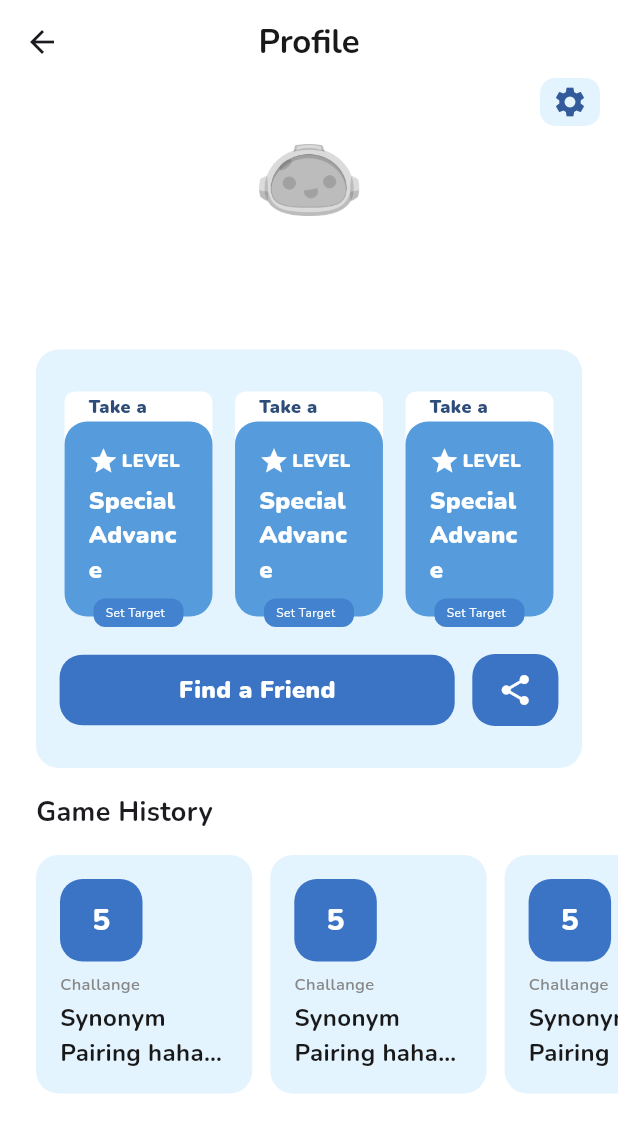
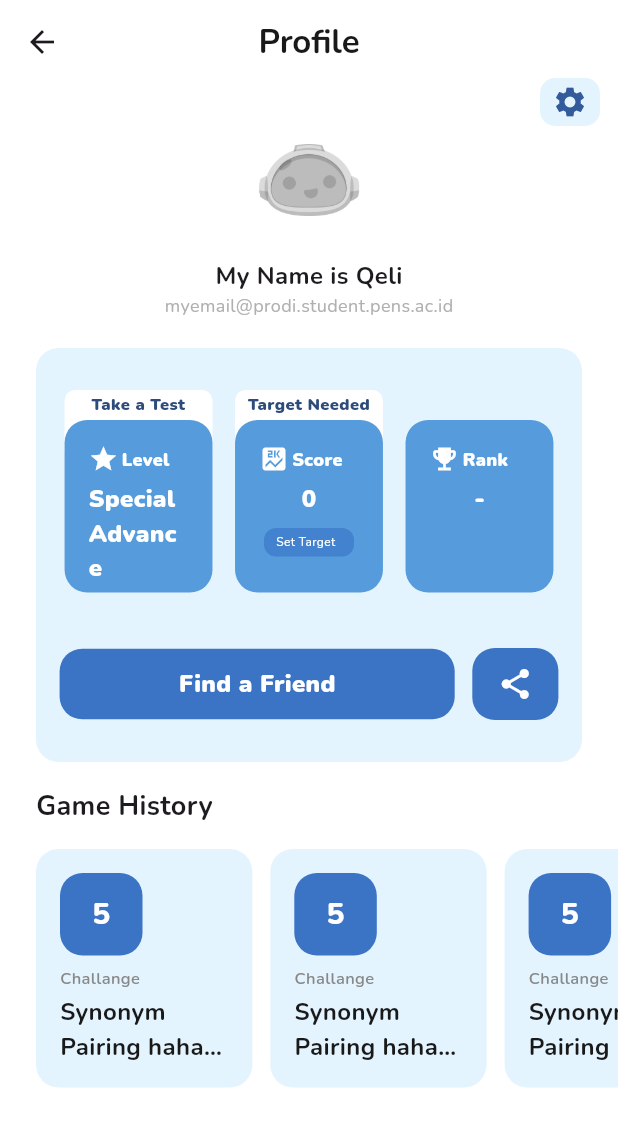
Before and after one commit to MahendraKhibrah/toefl-app, a Flutter app: the ProfilePage screen opened by its route, on a phone screen of 412 x 824 dp. Shown: the top 1133 px of the screen. Run offline on Flutter 3.47's test engine with Material 3 defaults, Android fonts, the phone set to English and light mode, and no system bars; drawn by our look-alikes of skeletonizer; our stand-ins replace dio, easy_debounce, easy_localization, flutter_local_notifications, flutter_otp_text_field, flutter_riverpod and 12 more; missing offline and left inert: restart_app; accounts and stored records are empty; generated files the repository leaves out were written again; network calls fail; project files that could hold a hidden picture were left out.

Commit message:
integrate api of new profile page

```diff
--- a/lib/pages/user/profile_page.dart
+++ b/lib/pages/user/profile_page.dart
@@ -1,15 +1,16 @@
 import 'package:easy_localization/easy_localization.dart';
 import 'package:flutter/material.dart';
 import 'package:google_fonts/google_fonts.dart';
+import 'package:skeletonizer/skeletonizer.dart';
+import 'package:toefl/models/profile.dart';
+import 'package:toefl/remote/api/profile_api.dart';
 import 'package:toefl/utils/colors.dart';
 import 'package:toefl/utils/custom_text_style.dart';
 import 'package:toefl/utils/hex_color.dart';
 import 'package:toefl/widgets/blue_container.dart';
 import 'package:toefl/widgets/common_app_bar.dart';
 
-import 'package:toefl/widgets/profile_page/level_score.dart';
 import 'package:toefl/widgets/profile_page/profile_name_section.dart';
-import 'package:toefl/widgets/profile_page/settings.dart';
 
 import '../../routes/route_key.dart';
 
@@ -21,10 +22,36 @@ class ProfilePage extends StatefulWidget {
 }
 
 class _ProfilePageState extends State<ProfilePage> {
+  Profile profile = Profile(
+      id: '',
+      nameUser: '',
+      emailUser: '',
+      rank: 0,
+      currentScore: 0,
+      targetScore: 0,
+      level: '',
+      profileImage: '',
+      isFriend: false);
+  final profileApi = ProfileApi();
+  bool isLoading = false;
+
   @override
   void initState() {
     // listenToNotification();
+    initProfile();
     super.initState();
+  }
+
+  initProfile() async {
+    setState(() {
+      isLoading = true;
+    });
+    await profileApi.getProfile().then((value) {
+      setState(() {
+        profile = value;
+        isLoading = false;
+      });
+    });
   }
 
   // listenToNotification() {
@@ -37,7 +64,9 @@ class _ProfilePageState extends State<ProfilePage> {
 
   @override
   Widget build(BuildContext context) {
-    return Stack(
+    return Skeletonizer(
+      enabled: isLoading,
+      child: Stack(
         children: [
           Scaffold(
               backgroundColor: Colors.white,
@@ -54,7 +83,8 @@ class _ProfilePageState extends State<ProfilePage> {
                       child: Column(
                         children: [
                           Padding(
-                          padding: const EdgeInsets.symmetric(horizontal: 24.0),
+                            padding:
+                                const EdgeInsets.symmetric(horizontal: 24.0),
                             child: Column(
                               children: <Widget>[
                                 // <<<<<<< adam-notifikasi
@@ -65,18 +95,22 @@ class _ProfilePageState extends State<ProfilePage> {
                                 //                   const LevelScore(),
                                 //                   const SizedBox(
                                 // =======
-                              const ProfileNameSection(),
+                                ProfileNameSection(
+                                    isLoading: isLoading, profile: profile),
                                 const SizedBox(
                                   height: 20,
                                 ),
-                              buildProfileStatus(context),
+                                Skeleton.leaf(
+                                    child:
+                                        buildProfileStatus(context, profile)),
                                 Row(
                                   children: [
                                     Padding(
                                       padding: const EdgeInsets.symmetric(
                                           vertical: 16.0),
                                       child: Text("Game History",
-                                        style: CustomTextStyle.bold16.copyWith(
+                                          style:
+                                              CustomTextStyle.bold16.copyWith(
                                             fontSize: 18,
                                           )),
                                     ),
@@ -132,10 +166,11 @@ class _ProfilePageState extends State<ProfilePage> {
             ),
           ),
         ],
+      ),
     );
   }
 
-  SingleChildScrollView buildGameHistorySection(BuildContext context) {
+  Widget buildGameHistorySection(BuildContext context) {
     return SingleChildScrollView(
       scrollDirection: Axis.horizontal,
       child: Row(
@@ -193,7 +228,9 @@ class _ProfilePageState extends State<ProfilePage> {
     );
   }
 
-  BlueContainer buildProfileStatus(BuildContext context) {
+  Widget buildProfileStatus(BuildContext context, Profile profile) {
+    bool showBanner = profile.targetScore == 0;
+
     return BlueContainer(
       padding: 4,
       child: Padding(
@@ -203,12 +240,32 @@ class _ProfilePageState extends State<ProfilePage> {
             Row(
               mainAxisAlignment: MainAxisAlignment.spaceEvenly,
               children: [
-                ...List.generate(
-                  3,
-                  (index) => ProfileStatusCard(
+                ProfileStatusCard(
                   width: MediaQuery.of(context).size.width * 0.3 - 25,
+                  title: "Level",
+                  icon: Icons.star,
+                  value: "Special Advance",
+                  bannerText: "Take a Test",
                 ),
+                ProfileStatusCard(
+                  width: MediaQuery.of(context).size.width * 0.3 - 25,
+                  title: "Score",
+                  bannerText: "Target Needed",
+                  icon: Icons.score,
+                  onSetTap: () {
+                    initProfile();
+                  },
+                  showSetTarget: showBanner,
+                  hideBanner: !showBanner,
+                  value:
+                      "${profile.currentScore}${profile.targetScore != 0 ? '/${profile.targetScore}' : ''}",
                 ),
+                ProfileStatusCard(
+                    width: MediaQuery.of(context).size.width * 0.3 - 25,
+                    title: "Rank",
+                    hideBanner: true,
+                    icon: Icons.emoji_events,
+                    value: profile.rank <= 0 ? "-" : profile.rank.toString()),
               ],
             ),
             const SizedBox(
@@ -256,36 +313,61 @@ class _ProfilePageState extends State<ProfilePage> {
 
 class ProfileStatusCard extends StatelessWidget {
   final double width;
+  final bool hideBanner;
+  final String bannerText;
+  final String title;
+  final String value;
+  final bool showSetTarget;
+  final IconData icon;
+  final Function()? onSetTap;
 
   const ProfileStatusCard({
     super.key,
     required this.width,
+    required this.title,
+    required this.value,
+    required this.icon,
+    this.bannerText = "",
+    this.showSetTarget = false,
+    this.hideBanner = false,
+    this.onSetTap,
   });
 
   @override
   Widget build(BuildContext context) {
     return SizedBox(
-      height: 155,
+      height: 152,
       child: Stack(
         children: [
           BlueContainer(
             color: neutral10,
+            padding: 0,
+            colorOpacity: hideBanner ? 0 : 1.0,
             width: width,
             borderRadius: 7,
             child: Transform.translate(
-                offset: const Offset(0, -15),
+              offset: const Offset(0, -14),
+              child: Padding(
+                padding: const EdgeInsets.symmetric(vertical: 16),
                 child: Text(
-                  "Take a Test",
+                  bannerText,
+                  textAlign: TextAlign.center,
+                  maxLines: 1,
+                  overflow: TextOverflow.ellipsis,
                   style: CustomTextStyle.bold12.copyWith(
-                    color: HexColor(mariner900),
+                    fontSize: 11,
+                    color:
+                        hideBanner ? Colors.transparent : HexColor(mariner900),
                     fontWeight: FontWeight.w900,
                   ),
-                )),
+                ),
+              ),
+            ),
           ),
           Positioned(
             top: 20,
             child: BlueContainer(
-              height: 130,
+              height: 115,
               color: mariner500,
               width: width,
               child: Column(
@@ -293,8 +375,8 @@ class ProfileStatusCard extends StatelessWidget {
                 children: [
                   Row(
                     children: [
-                      const Icon(
-                        Icons.star,
+                      Icon(
+                        icon,
                         color: Colors.white,
                         size: 20,
                       ),
@@ -302,7 +384,7 @@ class ProfileStatusCard extends StatelessWidget {
                         width: 2,
                       ),
                       Text(
-                        "LEVEL",
+                        title,
                         style: CustomTextStyle.extrabold24.copyWith(
                           color: Colors.white,
                           fontSize: 12,
@@ -315,7 +397,7 @@ class ProfileStatusCard extends StatelessWidget {
                     height: 5,
                   ),
                   Text(
-                    "Special Advance",
+                    value,
                     style: CustomTextStyle.bold16.copyWith(
                       color: Colors.white,
                       fontWeight: FontWeight.w900,
@@ -324,7 +406,17 @@ class ProfileStatusCard extends StatelessWidget {
                   const SizedBox(
                     height: 8,
                   ),
-                  Container(
+                  showSetTarget
+                      ? GestureDetector(
+                          onTap: () {
+                            Navigator.pushNamed(context, RouteKey.setTargetPage)
+                                .then((val) {
+                              if (onSetTap != null) {
+                                onSetTap!();
+                              }
+                            });
+                          },
+                          child: Container(
                             width: 60,
                             decoration: BoxDecoration(
                               color: HexColor(mariner600),
@@ -341,7 +433,9 @@ class ProfileStatusCard extends StatelessWidget {
                                     color: Colors.white, fontSize: 8),
                               ),
                             ),
+                          ),
                         )
+                      : const SizedBox(),
                 ],
               ),
             ),
--- a/lib/widgets/blue_container.dart
+++ b/lib/widgets/blue_container.dart
@@ -14,6 +14,7 @@ class BlueContainer extends StatelessWidget {
     this.color = mariner100,
     this.innerShadow = false,
     this.borderRadius = 15,
+    this.colorOpacity,
   });
 
   final double? width;
@@ -24,6 +25,7 @@ class BlueContainer extends StatelessWidget {
   final Widget child;
   final String color;
   final double borderRadius;
+  final double? colorOpacity;
 
   @override
   Widget build(BuildContext context) {
@@ -31,7 +33,9 @@ class BlueContainer extends StatelessWidget {
       width: width ?? MediaQuery.of(context).size.width * 0.9,
       height: height,
       decoration: BoxDecoration(
-          color: innerShadow ? Colors.transparent : HexColor(color),
+          color: innerShadow
+              ? Colors.transparent
+              : HexColor(color).withOpacity(colorOpacity ?? 1.0),
           borderRadius: BorderRadius.circular(borderRadius),
           boxShadow: [
             BoxShadow(
--- a/lib/widgets/profile_page/profile_name_section.dart
+++ b/lib/widgets/profile_page/profile_name_section.dart
@@ -1,56 +1,30 @@
-import 'package:flutter/cupertino.dart';
 import 'package:flutter/material.dart';
 import 'package:skeletonizer/skeletonizer.dart';
-import 'package:toefl/models/profile.dart' as model;
-import 'package:toefl/remote/api/profile_api.dart';
+import 'package:toefl/models/profile.dart';
 
-class ProfileNameSection extends StatefulWidget {
-  const ProfileNameSection({super.key});
+class ProfileNameSection extends StatelessWidget {
+  const ProfileNameSection({
+    super.key,
+    required this.profile,
+    required this.isLoading,
+  });
 
-  @override
-  State<ProfileNameSection> createState() => _ProfileNameSectionState();
-}
-
-class _ProfileNameSectionState extends State<ProfileNameSection> {
-  final profileApi = ProfileApi();
-  model.Profile? profile;
-  bool isLoading = false;
-
-  @override
-  void initState() {
-    super.initState();
-    fetchUser();
-  }
-
-  void fetchUser() async {
-    setState(() {
-      isLoading = true;
-    });
-    try {
-      model.Profile temp = await profileApi.getProfile();
-      print(temp);
-      setState(() {
-        profile = temp;
-      });
-    } catch (e) {
-      print("Error : $e");
-    } finally {
-      if (mounted) {
-        setState(() {
-          isLoading = false;
-        });
-      }
-    }
-  }
+  final Profile profile;
+  final bool isLoading;
 
   @override
   Widget build(BuildContext context) {
     return Column(
       children: [
-        const CircleAvatar(
+        profile.profileImage.isNotEmpty
+            ? CircleAvatar(
                 backgroundColor: Colors.transparent,
                 radius: 40,
-          backgroundImage: AssetImage('assets/images/avatar_profile.png'),
+                backgroundImage: NetworkImage(profile.profileImage))
+            : CircleAvatar(
+                backgroundColor: Colors.transparent,
+                radius: 40,
+                child: Image.asset('assets/images/avatar_profile.png'),
               ),
         const SizedBox(
           height: 12,
@@ -59,27 +33,25 @@ class _ProfileNameSectionState extends State<ProfileNameSection> {
           child: Column(
             crossAxisAlignment: CrossAxisAlignment.center,
             children: [
-              Skeletonizer(
-                enabled: isLoading,
-                child: Skeleton.leaf(
+              Skeleton.leaf(
                 child: Text(
-                    profile?.nameUser ?? 'My Name is Qeli',
+                  profile.nameUser.isNotEmpty
+                      ? profile.nameUser
+                      : 'My Name is Qeli',
                   style: const TextStyle(
                       fontWeight: FontWeight.bold, fontSize: 16),
                 ),
               ),
-              ),
-              Skeletonizer(
-                enabled: isLoading,
-                child: Skeleton.leaf(
+              Skeleton.leaf(
                 child: Text(
-                    profile?.emailUser ?? 'myemail@prodi.student.pens.ac.id',
+                  profile.emailUser.isNotEmpty
+                      ? profile.emailUser
+                      : 'myemail@prodi.student.pens.ac.id',
                   overflow: TextOverflow.ellipsis,
                   style: const TextStyle(
                       fontWeight: FontWeight.normal,
                       fontSize: 12,
                       color: Color(0xFFB0B0B0)),
-                  ),
                 ),
               ),
             ],
```
Lines whose indentation alone changed are shown as unchanged.
